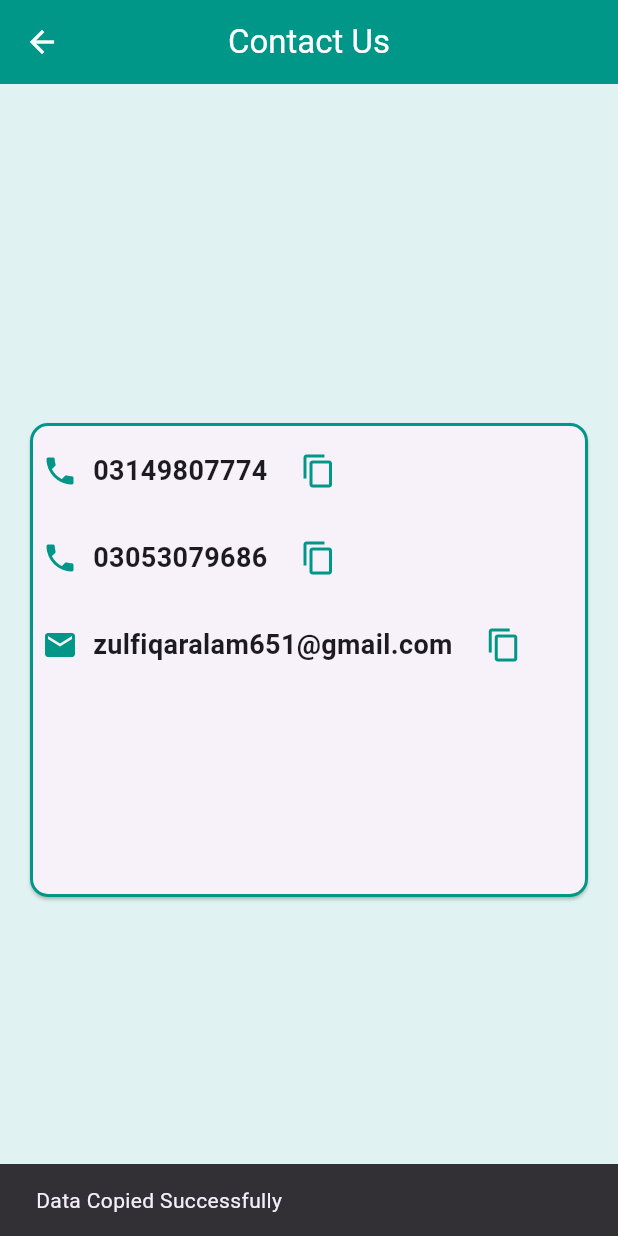
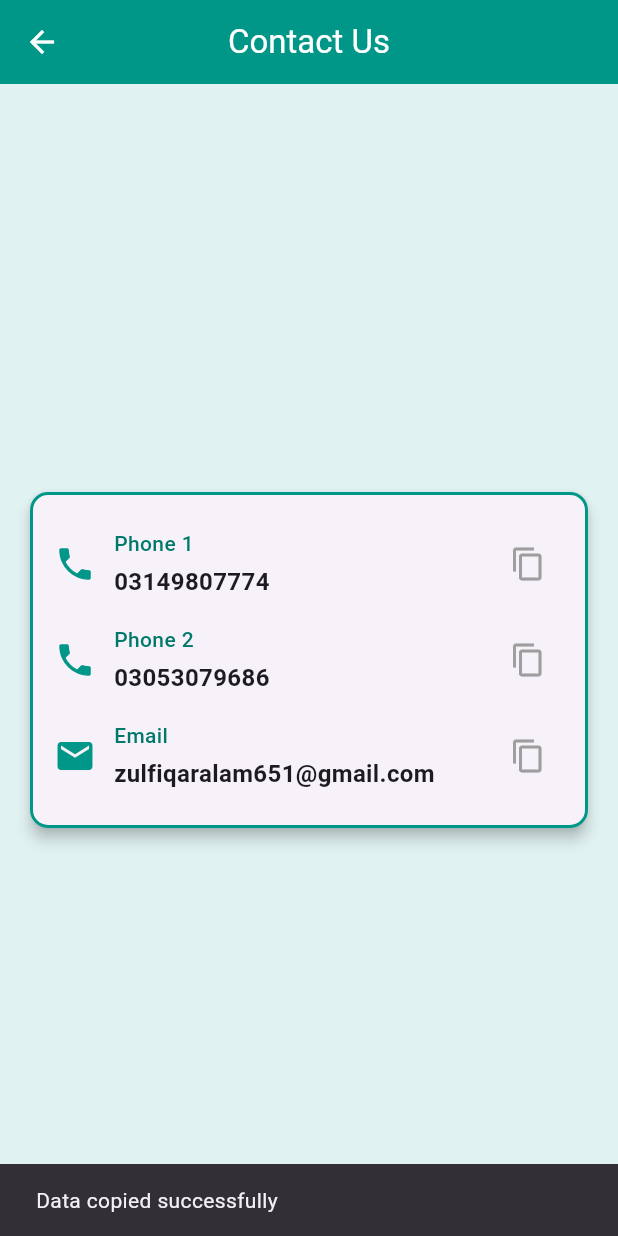
Before and after one commit to ZulfiqarAlam18/easy_count_mad_class_project, a Flutter app: the ContactUsScreen screen opened by its route, after a tap on the "content copy" icon, on a phone screen of 412 x 824 dp. Run offline on Flutter 3.47's test engine with Material 3 defaults, Android fonts, the phone set to English and light mode, and no system bars; our stand-ins replace font_awesome_flutter.

Commit message:
code improved

```diff
--- a/lib/contactUs.dart
+++ b/lib/contactUs.dart
@@ -1,93 +1,65 @@
-import 'package:easy_count/demo.dart';
 import 'package:flutter/material.dart';
 import 'package:flutter/services.dart';
 
-class ContactUsScreen extends StatefulWidget{
+class ContactUsScreen extends StatefulWidget {
   const ContactUsScreen({super.key});
 
+  @override
   AppState createState() => AppState();
-
 }
 
-class AppState extends State <ContactUsScreen>{
+class AppState extends State<ContactUsScreen> {
   final String num1 = '03149807774';
   final String num2 = '03053079686';
   final String mail = 'zulfiqaralam651@gmail.com';
-
-
 
   @override
   Widget build(BuildContext context) {
     return Scaffold(
       appBar: AppBar(
         title: const Text('Contact Us'),
+        backgroundColor: Colors.teal,
+        centerTitle: true,
       ),
-      body: Center(
-        child: Padding(
-          padding: const EdgeInsets.all(16),
+      body: Padding(
+        padding: const EdgeInsets.all(16),
+        child: Center(
           child: Card(
+            elevation: 4,
             shape: RoundedRectangleBorder(
               borderRadius: BorderRadius.circular(12),
-              side: BorderSide(
+              side: const BorderSide(
                 color: Colors.teal,
                 width: 2.0,
-            )
+              ),
             ),
             child: Padding(
-              padding: const EdgeInsets.all(8.0),
-              child: Container(
-                height: 300,
-                width: 400,
-                child: Column(
-                //  mainAxisAlignment: MainAxisAlignment.center,
-                  children: [
-
-                    Row(
-                        children: [
-                          Icon(Icons.phone),
-                          SizedBox(width: 10,),
-                          Text(num1,style: TextStyle(fontWeight: FontWeight.bold,fontSize: 18),),
-                          SizedBox(width: 10,),
-                          IconButton(onPressed: (){
-                            Clipboard.setData(ClipboardData(text: num1));
-                            ScaffoldMessenger.of(context).showSnackBar(
-                               const SnackBar(content:  Text('Data Copied Successfully')));
-                          }, icon: Icon(Icons.copy)),
-                        ],
-                      ),
-                    SizedBox(height: 10,),
-                    Row(
-                        children: [
-                          Icon(Icons.phone),
-                          SizedBox(width: 10,),
-                          Text(num2,style: TextStyle(fontWeight: FontWeight.bold,fontSize: 18),),
-                          SizedBox(width: 10,),
-                          IconButton(onPressed: (){
-                            Clipboard.setData(ClipboardData(text: num2));
-                            ScaffoldMessenger.of(context).showSnackBar(
-                                SnackBar(content: const Text('Data Copied Successfully')));
-                          }, icon: Icon(Icons.copy)),
-                        ],
-                      ),
-                    SizedBox(height: 10,),
-                    Row(
-                        children: [
-                          Icon(Icons.email),
-                          SizedBox(width: 10,),
-                          Text(mail,style: TextStyle(fontWeight: FontWeight.bold,fontSize: 18),),
-                          SizedBox(width: 10,),
-                          IconButton(onPressed: (){
-
-                            Clipboard.setData(ClipboardData(text: mail));
-                            ScaffoldMessenger.of(context).showSnackBar(
-                                SnackBar(content: const Text('Data Copied Successfully')));
-
-                          }, icon: Icon(Icons.copy)),
-                        ],
-                      ),
-                    SizedBox(height: 10,),
-                  ],
-                ),
+              padding: const EdgeInsets.symmetric(vertical: 24, horizontal: 16),
+              child: Column(
+                mainAxisSize: MainAxisSize.min,
+                crossAxisAlignment: CrossAxisAlignment.start,
+                children: [
+                  _buildContactInfo(
+                    icon: Icons.phone,
+                    label: 'Phone 1',
+                    contact: num1,
+                    context: context,
+                  ),
+                  const SizedBox(height: 16),
+                  _buildContactInfo(
+                    icon: Icons.phone,
+                    label: 'Phone 2',
+                    contact: num2,
+                    context: context,
+                  ),
+                  const SizedBox(height: 16),
+                  _buildContactInfo(
+                    icon: Icons.email,
+                    label: 'Email',
+                    contact: mail,
+                    context: context,
+                  ),
+                ],
               ),
             ),
           ),
@@ -95,4 +67,51 @@ class AppState extends State <ContactUsScreen>{
       ),
     );
   }
+
+  // Helper method to build contact rows with copy functionality
+  Widget _buildContactInfo({
+    required IconData icon,
+    required String label,
+    required String contact,
+    required BuildContext context,
+  }) {
+    return Row(
+      children: [
+        Icon(icon, color: Colors.teal, size: 28),
+        const SizedBox(width: 12),
+        Expanded(
+          child: Column(
+            crossAxisAlignment: CrossAxisAlignment.start,
+            children: [
+              Text(
+                label,
+                style: TextStyle(
+                  fontSize: 14,
+                  fontWeight: FontWeight.w500,
+                  color: Colors.teal[700],
+                ),
+              ),
+              const SizedBox(height: 4),
+              Text(
+                contact,
+                style: const TextStyle(
+                  fontSize: 16,
+                  fontWeight: FontWeight.bold,
+                ),
+              ),
+            ],
+          ),
+        ),
+        IconButton(
+          onPressed: () {
+            Clipboard.setData(ClipboardData(text: contact));
+            ScaffoldMessenger.of(context).showSnackBar(
+              const SnackBar(content: Text('Data copied successfully')),
+            );
+          },
+          icon: const Icon(Icons.copy, color: Colors.grey),
+        ),
+      ],
+    );
+  }
 }
```
